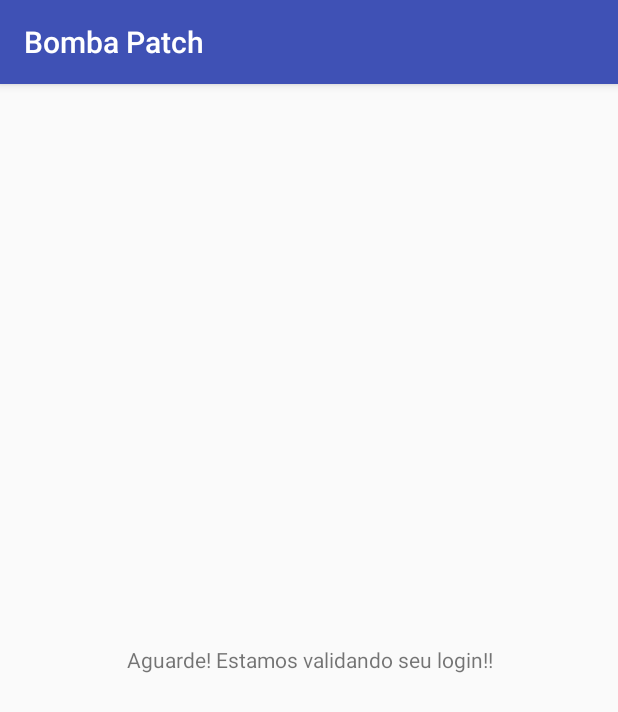
After one commit to Fefutema/Placar-29SCJ, an Android app: the ValidaLoginActivity screen opened directly, with no data from a screen before it, on a phone screen of 412 x 824 dp. The commit adds this screen. Shown: the top 712 px of the screen. Run offline under Robolectric (Android 15) with nearby library versions, the phone set to English and light mode, and no system bars; 2 statements that could not run were skipped.

Commit message:
Tela de login

```diff
--- a/app/build.gradle
+++ b/app/build.gradle
@@ -26,4 +26,5 @@ dependencies {
     })
     compile 'com.android.support:appcompat-v7:25.1.0'
     testCompile 'junit:junit:4.12'
+    compile 'com.google.android.gms:play-services-appindexing:8.4.0'
 }
--- a/app/src/main/java/br/com/fiap/placar/SplashActivity.java
+++ b/app/src/main/java/br/com/fiap/placar/SplashActivity.java
@@ -31,7 +31,7 @@ public class SplashActivity extends AppCompatActivity {
         new Handler().postDelayed(new Runnable() {
             @Override
             public void run() {
-                Intent proximaTela = new Intent(SplashActivity.this, MainActivity.class);
+                Intent proximaTela = new Intent(SplashActivity.this, LoginActivity.class);
 
                 startActivity(proximaTela);
                 SplashActivity.this.finish();
--- /dev/null
+++ b/app/src/main/java/br/com/fiap/placar/ValidaLoginActivity.java
@@ -0,0 +1,40 @@
+package br.com.fiap.placar;
+
+import android.content.Intent;
+import android.os.Handler;
+import android.support.v7.app.AppCompatActivity;
+import android.os.Bundle;
+
+public class ValidaLoginActivity extends AppCompatActivity {
+
+    @Override
+    protected void onCreate(Bundle savedInstanceState) {
+        super.onCreate(savedInstanceState);
+        setContentView(R.layout.activity_valida_login);
+
+        if(getIntent() != null){
+            Usuario usuario = getIntent().getParcelableExtra("USUARIO");
+            validarUsuario(usuario);
+        }
+
+    }
+
+    private void validarUsuario(final Usuario usuario) {
+        new Handler().postDelayed(new Runnable() {
+            @Override
+            public void run() {
+                Intent resultado = new Intent();
+               if(usuario.getLogin().equals("android") && usuario.getSenha().equals("123")){
+                   resultado.putExtra(Constantes.KEY_RESULT_LOGIN, true);
+               }else {
+                   resultado.putExtra(Constantes.KEY_RESULT_LOGIN, false);
+               }
+
+                setResult(RESULT_OK, resultado);
+                finish();
+            }
+        }, 1500);
+
+    }
+
+}
--- /dev/null
+++ b/app/src/main/res/layout/activity_valida_login.xml
@@ -0,0 +1,20 @@
+<?xml version="1.0" encoding="utf-8"?>
+<RelativeLayout xmlns:android="http://schemas.android.com/apk/res/android"
+    xmlns:tools="http://schemas.android.com/tools"
+    android:id="@+id/activity_valida_login"
+    android:layout_width="match_parent"
+    android:layout_height="match_parent"
+    android:paddingBottom="@dimen/activity_vertical_margin"
+    android:paddingLeft="@dimen/activity_horizontal_margin"
+    android:paddingRight="@dimen/activity_horizontal_margin"
+    android:paddingTop="@dimen/activity_vertical_margin"
+    tools:context="br.com.fiap.placar.ValidaLoginActivity">
+
+    <TextView
+        android:layout_width="match_parent"
+        android:layout_height="wrap_content"
+        android:gravity="center"
+        android:text="Aguarde! Estamos validando seu login!!"
+        android:layout_centerInParent="true"/>
+
+</RelativeLayout>
```
Also changed, not shown: app/src/main/AndroidManifest.xml (+5 -2 lines), app/src/main/java/br/com/fiap/placar/Constantes.java (added, +13 -0 lines), app/src/main/java/br/com/fiap/placar/LoginActivity.java (added, +74 -0 lines), app/src/main/java/br/com/fiap/placar/Usuario.java (added, +66 -0 lines), app/src/main/res/layout/activity_login.xml (added, +33 -0 lines).
